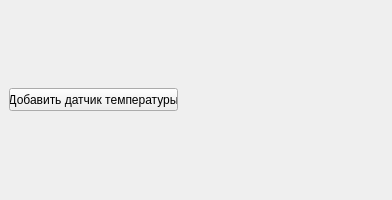
First picture: the form in Widget.ui, repository ev-nik/SmartHomeClient, before the edit.
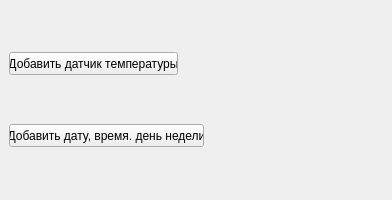
Second picture: the form after the edit.

```diff
--- a/Widget.ui
+++ b/Widget.ui
@@ -17,7 +17,7 @@
    <property name="geometry">
     <rect>
      <x>9</x>
-     <y>88</y>
+     <y>52</y>
      <width>169</width>
      <height>23</height>
     </rect>
@@ -26,6 +26,19 @@
     <string>Добавить датчик температуры</string>
    </property>
   </widget>
+  <widget class="QPushButton" name="createDateTimeInfoButton">
+   <property name="geometry">
+    <rect>
+     <x>9</x>
+     <y>124</y>
+     <width>195</width>
+     <height>23</height>
+    </rect>
+   </property>
+   <property name="text">
+    <string>Добавить дату, время. день недели</string>
+   </property>
+  </widget>
  </widget>
  <layoutdefault spacing="6" margin="11"/>
  <resources/>
```
